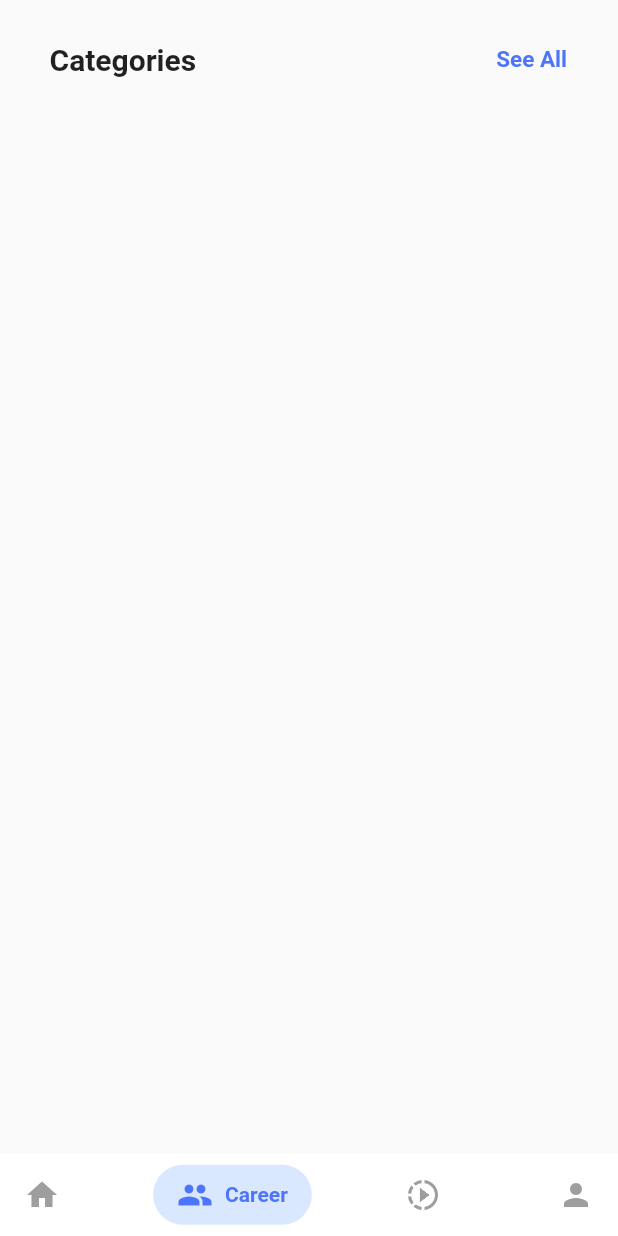
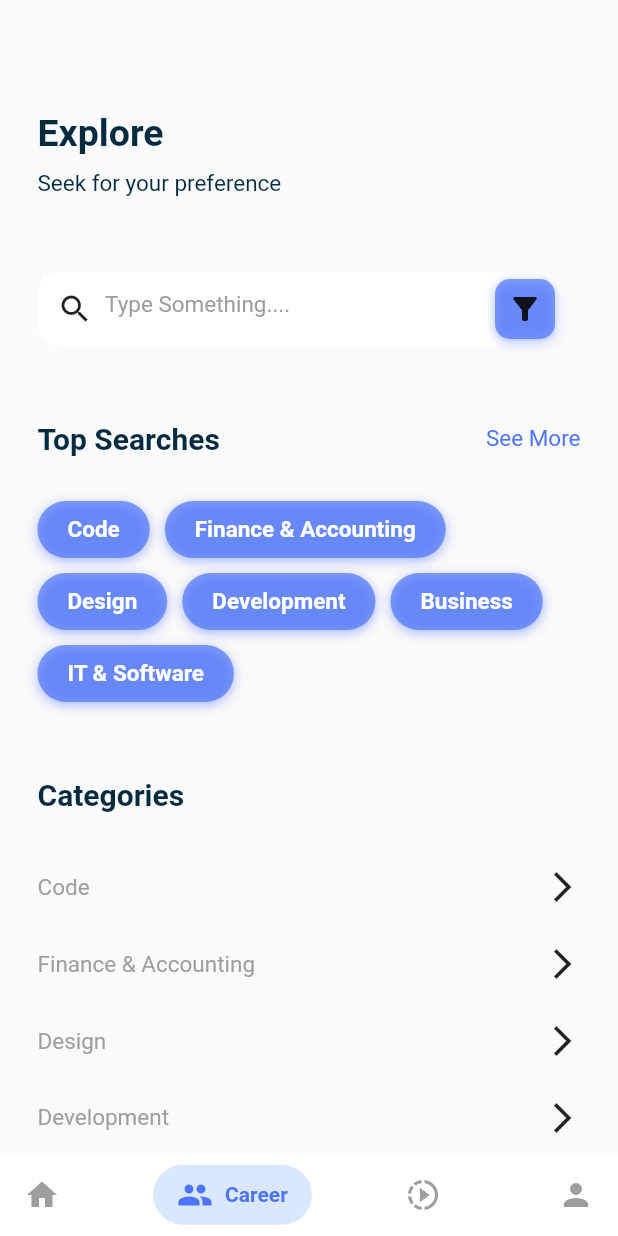
Before and after one commit to TheScriptRailoth/SHIKSHA.TECH, a Flutter app: the screen it shows after launch, item 2 of the bottom bar chosen, on a phone screen of 412 x 824 dp. Run offline on Flutter 3.47's test engine with Material 2 defaults, Android fonts, the phone set to English and light mode, and no system bars; drawn by our look-alikes of google_nav_bar; our stand-ins replace card_swiper, chewie, flutter_svg, video_player; network calls fail.

Commit message:
Added Explore Page

```diff
--- a/lib/career_screen.dart
+++ b/lib/career_screen.dart
@@ -1,5 +1,7 @@
+import 'package:flutter/foundation.dart';
 import 'package:flutter/material.dart';
 import 'package:shiksha_tech/widgets/category.dart';
+import 'package:shiksha_tech/widgets/place_holder.dart';
 
 class ExplorePage extends StatefulWidget {
   const ExplorePage({Key? key}) : super(key: key);
@@ -9,17 +11,20 @@ class ExplorePage extends StatefulWidget {
 }
 
 class _ExplorePageState extends State<ExplorePage> {
+   double appPadding = 25.0;
+   double spacer = 50.0;
+   double smallSpacer = 30.0;
+   double miniSpacer = 10.0;
+   final bool extend=true;
   @override
   Widget build(BuildContext context) {
     return Scaffold(
-
       extendBodyBehindAppBar: true,
       appBar: PreferredSize(
         preferredSize: Size.fromHeight(0.0),
         child: AppBar(
           elevation: 0.0,
           backgroundColor: Colors.transparent,
-
         ),
       ),
       body: getBody(),
@@ -29,174 +34,224 @@ class _ExplorePageState extends State<ExplorePage> {
   Widget getBody() {
     var size = MediaQuery.of(context).size;
     return SingleChildScrollView(
-      padding: EdgeInsets.all(8),
+      padding: EdgeInsets.all(appPadding),
       child: Column(
         crossAxisAlignment: CrossAxisAlignment.start,
         children: <Widget>[
-          SizedBox(height: 20),
+          SizedBox(height: spacer - 1.0),
 
-          //header
+         Column(
+        crossAxisAlignment: CrossAxisAlignment.start,
+        children: [
+          Text(
+            'Explore',
+            style: TextStyle(
+              color: Color(0xff022b3f),
+              fontSize: 25,
+              fontWeight: FontWeight.w700,
+            ),
+          ),
+          SizedBox(height: 10.0),
+          Text(
+            'Seek for your preference',
+            style: TextStyle(
+              color: Color(0xff022b3f),
+              fontSize: 15.0,
+            ),
+          ),
+        ],
+      ),
+          SizedBox(height: spacer),
+          Container(
+            width: 350,
+            height: 50,
+            alignment: Alignment.center,
+            padding: const EdgeInsets.all(5.0),
+            decoration: BoxDecoration(
+                color: Colors.white,
+                borderRadius: BorderRadius.circular(15.0)),
+            child: Row(
+              mainAxisAlignment: MainAxisAlignment.spaceBetween,
+              crossAxisAlignment: CrossAxisAlignment.center,
+              children: [
+                Container(
+                  height: 40.0,
+                  width: 40.0,
+                  alignment: Alignment.center,
+                  child: Container(
+                    child: Icon(Icons.search),
+                  ),
+                ),
+                Flexible(
+                  child: Container(
+                    width: 250,
+                    height: 38,
+                    alignment: Alignment.topCenter,
+                    child: Padding(
+                      padding: const EdgeInsets.only(bottom: 4),
+                      child: TextField(
+                        textAlign: TextAlign.left,
+                        style: TextStyle(fontSize: 15),
+                        cursorColor: Colors.black,
+                        decoration: InputDecoration(
+                          hintText: "Type Something....",
+                          hintStyle: TextStyle(
+                            fontSize: 15,
+                            color: Colors.grey,
+                          ),
+                          border: InputBorder.none,
+                        ),
+                      ),
+                    ),
+                  ),
+                ),
+                SizedBox(width: 10.0),
+                Container(
+                  height: 40.0,
+                  width: 40.0,
+                  alignment: Alignment.center,
+                  decoration: BoxDecoration(
+                    color: Color(0xFF4E74F9).withOpacity(0.7),
+                    borderRadius: BorderRadius.circular(10.0),
+                    boxShadow: [
+                      BoxShadow(
+                        color: Color(0xFF4E74F9).withOpacity(0.5),
+                        spreadRadius: 0.0,
+                        blurRadius: 6.0,
+                        offset: Offset(0, 2),
+                      )
+                    ],
+                  ),
+                  child: Container(
+                      child: Icon(Icons.filter_alt)
+                  ),
+                ),
+              ],
+            ),
+          ),
+          SizedBox(height: spacer),
+
           Row(
-            mainAxisAlignment: MainAxisAlignment.start,
+          mainAxisAlignment: MainAxisAlignment.spaceBetween,
+          children: [
+            Text(
+              'Top Searches',
+              style: TextStyle(
+                color: Color(0xff022b3f),
+                fontSize: 20,
+                fontWeight: FontWeight.w700,
+              ),
+            ),
+            (extend)
+                ? GestureDetector(
+              onTap: () {
+                // Navigator.pushNamed(
+                //   context,
+                //   route,
+                //   arguments: arg,
+                // );
+              },
+              child: Text(
+                'See More',
+                style: TextStyle(
+                    color: Color(0xFF4E74F9),
+                    fontSize: 15.0,
+                    fontWeight: FontWeight.w400),
+              ),
+            )
+                : Container(),
+          ],
+        ),
+          SizedBox(height: smallSpacer),
+
+          //suggestion
+          Wrap(
+            spacing: 10.0,
+            runSpacing: 10.0,
+            children: List.generate(CategoryItem.length, (index) {
+              return Container(
+                padding: const EdgeInsets.only(
+                  left: 20.0,
+                  right: 20.0,
+                  top: 10.0,
+                  bottom: 10.0,
+                ),
+                decoration: BoxDecoration(
+                  color: Color(0xFF4E74F9).withOpacity(0.7),
+                  borderRadius: BorderRadius.circular(100.0),
+                  boxShadow: [
+                    BoxShadow(
+                      color: Color(0xFF4E74F9).withOpacity(0.5),
+                      spreadRadius: 0.0,
+                      blurRadius: 6.0,
+                      offset: Offset(0, 2),
+                    )
+                  ],
+                ),
+                child: Text(
+                  CategoryItem[index]['title'],
+                  style: TextStyle(
+                    color: Colors.white,
+                    fontSize: 15.0,
+                    fontWeight: FontWeight.w700,
+                  ),
+                ),
+              );
+            }),
+          ),
+          SizedBox(height: spacer),
+          Row(
+            mainAxisAlignment: MainAxisAlignment.spaceBetween,
             children: [
-              Padding(
-                padding: const EdgeInsets.only(left: 25),
-                child: Text("Categories", style: TextStyle(fontWeight: FontWeight.bold, fontSize: 20),),
+              Text(
+                'Categories',
+                style: TextStyle(
+                  color: Color(0xff022b3f),
+                  fontSize: 20,
+                  fontWeight: FontWeight.w700,
+                ),
               ),
-              Padding(
-                padding: const EdgeInsets.only(left: 200),
-                child: Text("See All", style: TextStyle(fontSize: 15, color: Color(0xFF4E74F9), fontWeight: FontWeight.bold),),
-              ),
+              (false)
+                  ? GestureDetector(
+                onTap: () {
+                  // Navigator.pushNamed(
+                  //   context,
+                  //   route,
+                  //   arguments: arg,
+                  // );
+                },
+                child: Text(
+                  'See More',
+                  style: TextStyle(
+                      color: Color(0xFF4E74F9),
+                      fontSize: 15.0,
+                      fontWeight: FontWeight.w400),
+                ),
+              )
+                  : Container(),
             ],
           ),
-          SizedBox(height: 20),
-          // Container(
-          //   width: 350,
-          //   height: 50,
-          //   alignment: Alignment.center,
-          //   padding: const EdgeInsets.all(5.0),
-          //   decoration: BoxDecoration(
-          //       color: Colors.white,
-          //       borderRadius: BorderRadius.circular(15.0)),
-          //   child: Row(
-          //     mainAxisAlignment: MainAxisAlignment.spaceBetween,
-          //     crossAxisAlignment: CrossAxisAlignment.center,
-          //     children: [
-          //       Container(
-          //         height: 40.0,
-          //         width: 40.0,
-          //         alignment: Alignment.center,
-          //         child: Container(
-          //           child: Icon(Icons.search),
-          //         ),
-          //       ),
-          //       Flexible(
-          //         child: Container(
-          //           width: 250,
-          //           height: 38,
-          //           alignment: Alignment.topCenter,
-          //           child: Padding(
-          //             padding: const EdgeInsets.only(bottom: 4),
-          //             child: TextField(
-          //               textAlign: TextAlign.left,
-          //               style: TextStyle(fontSize: 15),
-          //               cursorColor: Colors.black,
-          //               decoration: InputDecoration(
-          //                 hintText: "Type Something....",
-          //                 hintStyle: TextStyle(
-          //                   fontSize: 15,
-          //                   color: Colors.grey,
-          //                 ),
-          //                 border: InputBorder.none,
-          //               ),
-          //             ),
-          //           ),
-          //         ),
-          //       ),
-          //       SizedBox(width: 10.0),
-          //       Container(
-          //         height: 40.0,
-          //         width: 40.0,
-          //         alignment: Alignment.center,
-          //         decoration: BoxDecoration(
-          //           color: Color(0xFF4E74F9).withOpacity(0.7),
-          //           borderRadius: BorderRadius.circular(10.0),
-          //           boxShadow: [
-          //             BoxShadow(
-          //               color: Color(0xFF4E74F9).withOpacity(0.5),
-          //               spreadRadius: 0.0,
-          //               blurRadius: 6.0,
-          //               offset: Offset(0, 2),
-          //             )
-          //           ],
-          //         ),
-          //         child: Container(
-          //             child: Icon(Icons.filter_alt)
-          //         ),
-          //       ),
-          //     ],
-          //   ),
-          // ),
-          // SizedBox(height:20),
-          //
-          // Row(
-          //   mainAxisAlignment: MainAxisAlignment.start,
-          //   children: [
-          //     Padding(
-          //       padding: const EdgeInsets.only(left: 25),
-          //       child: Text("Top Searches", style: TextStyle(fontWeight: FontWeight.bold, fontSize: 20),),
-          //     ),
-          //   ],
-          // ),
-          // SizedBox(height:20),
-          //
-          // //suggestion
-          // Wrap(
-          //   spacing: 10.0,
-          //   runSpacing: 10.0,
-          //   children: List.generate(CategoryItem.length, (index) {
-          //     return Container(
-          //       padding: const EdgeInsets.only(
-          //         left: 20.0,
-          //         right: 20.0,
-          //         top: 10.0,
-          //         bottom: 10.0,
-          //       ),
-          //       decoration: BoxDecoration(
-          //         color: Color(0xFF4E74F9).withOpacity(0.7),
-          //         borderRadius: BorderRadius.circular(100.0),
-          //         boxShadow: [
-          //           BoxShadow(
-          //             color: Color(0xFF4E74F9).withOpacity(0.5),
-          //             spreadRadius: 0.0,
-          //             blurRadius: 6.0,
-          //             offset: Offset(0, 2),
-          //           )
-          //         ],
-          //       ),
-          //       child: Text(
-          //         CategoryItem[index]['title'],
-          //         style: TextStyle(
-          //           color: Colors.white,
-          //           fontSize: 15.0,
-          //           fontWeight: FontWeight.w700,
-          //         ),
-          //       ),
-          //     );
-          //   }),
-          // ),
-          // SizedBox(height: 20),
-          //
-          // //title
-          // Row(
-          //   mainAxisAlignment: MainAxisAlignment.start,
-          //   children: [
-          //     Padding(
-          //       padding: const EdgeInsets.only(left: 25),
-          //       child: Text("Categories", style: TextStyle(fontWeight: FontWeight.bold, fontSize: 20),),
-          //     ),
-          //   ],
-          // ),
-          // SizedBox(height: 20),
-          //
-          // //list categories
-          // Column(
-          //   children: List.generate(AllCategories.length, (index) {
-          //     var data = AllCategories[index];
-          //     var getData = data['data'];
-          //     return Padding(
-          //       padding: const EdgeInsets.only(bottom: 5),
-          //       child: GestureDetector(
-          //         onTap: () {
-          //
-          //         },
-          //         // child: CunstomPlaceHolder(
-          //         //   title: data['title'],
-          //         // ),
-          //       ),
-          //     );
-          //   }),
-          // )
+          SizedBox(height: smallSpacer),
+
+          //list categories
+          Column(
+            children: List.generate(AllCategories.length, (index) {
+              var data = AllCategories[index];
+              var getData = data['data'];
+              return Padding(
+                padding: const EdgeInsets.only(bottom: 10),
+                child: GestureDetector(
+                  onTap: () {
+
+                  },
+
+                  child:PlaceHolder(
+                    title: data['title'],
+                  ),
+                ),
+              );
+            }),
+          )
         ],
       ),
     );
--- /dev/null
+++ b/lib/widgets/place_holder.dart
@@ -0,0 +1,49 @@
+import 'package:flutter/cupertino.dart';
+import 'package:flutter/material.dart';
+import 'package:flutter_svg/svg.dart';
+
+class PlaceHolder extends StatefulWidget {
+  const PlaceHolder(
+      {Key? key, required this.title, this.isSwitch = false})
+      : super(key: key);
+  final String title;
+  final bool isSwitch;
+
+  @override
+  _PlaceHolderState createState() => _PlaceHolderState();
+}
+
+class _PlaceHolderState extends State<PlaceHolder> {
+  bool switchValue = false;
+  @override
+  Widget build(BuildContext context) {
+    var size = MediaQuery.of(context).size;
+    return Container(
+      width: size.width,
+      height: size.width * .1,
+      child: Row(
+        mainAxisAlignment: MainAxisAlignment.spaceBetween,
+        children: [
+          Text(
+            widget.title,
+            style: TextStyle(
+              fontSize: 15.0,
+              color: Colors.grey,
+            ),
+          ),
+          (widget.isSwitch)
+              ? CupertinoSwitch(
+            value: switchValue,
+            activeColor: Color(0xFF4E74F9),
+            onChanged: (bool newValue) {
+              setState(() {
+                switchValue = newValue;
+              });
+            },
+          )
+              : Icon(Icons.arrow_forward_ios),
+        ],
+      ),
+    );
+  }
+}
```
